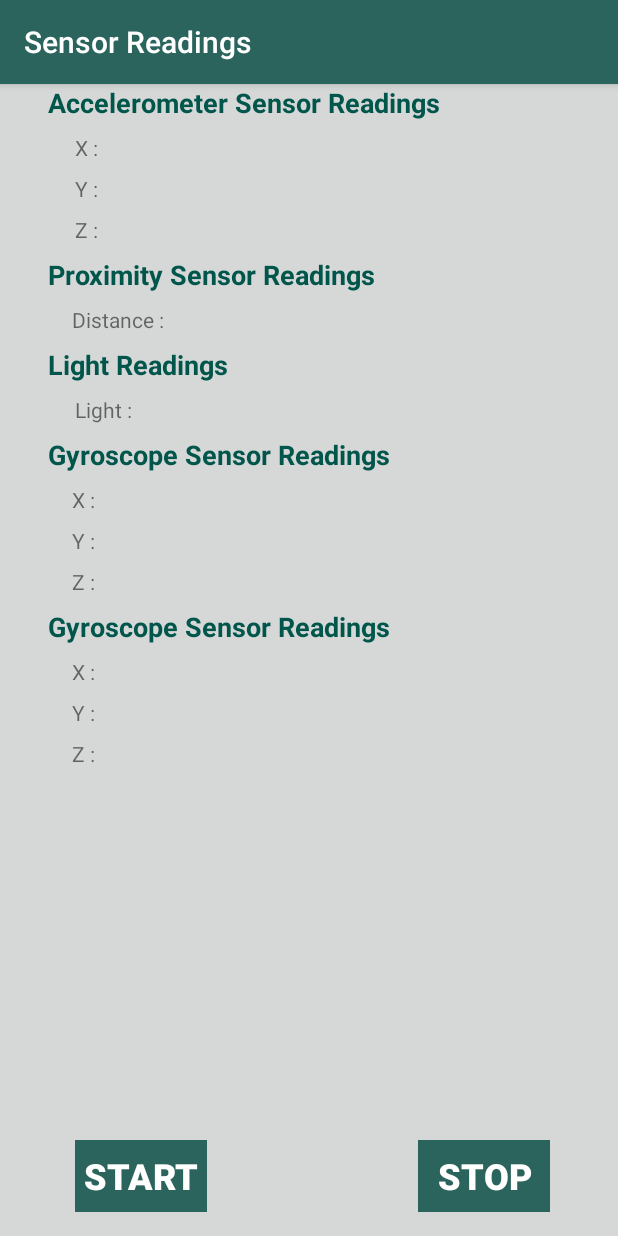
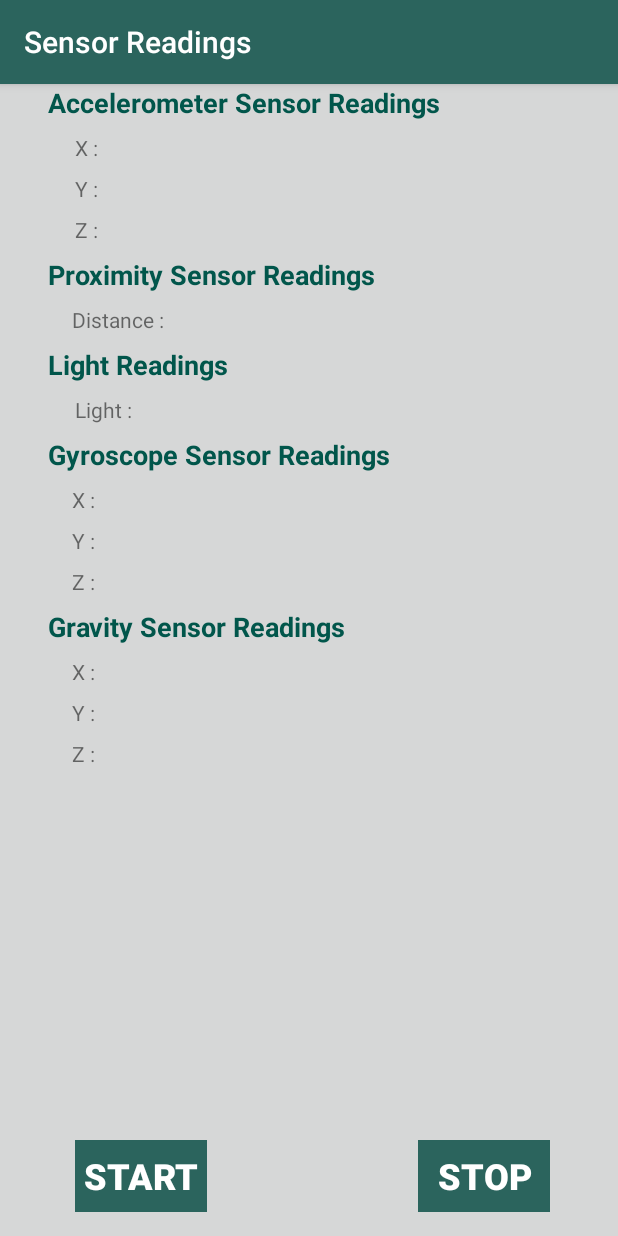
Before and after one commit to TharinduWathukara/android-sensors-readings, an Android app: the screen it shows after launch (MainActivity), on a phone screen of 412 x 824 dp. Run offline under Robolectric (Android 15) with nearby library versions, the phone set to English and light mode, and no system bars.

Commit message:
second commit name change bug fix

```diff
--- a/app/src/main/java/com/example/sensors/MainActivity.java
+++ b/app/src/main/java/com/example/sensors/MainActivity.java
@@ -80,7 +80,8 @@ public class MainActivity extends AppCompatActivity implements SensorEventListen
             gyroX.setText(""+event.values[0]);
             gyroY.setText(""+event.values[1]);
             gyroZ.setText(""+event.values[2]);
-        }else if( event.sensor.getType() == Sensor.TYPE_GRAVITY){
+        }
+        else if( event.sensor.getType() == Sensor.TYPE_GRAVITY){
             gravityX.setText(""+event.values[0]);
             gravityY.setText(""+event.values[1]);
             gravityZ.setText(""+event.values[2]);
--- a/app/src/main/res/layout/activity_main.xml
+++ b/app/src/main/res/layout/activity_main.xml
@@ -81,7 +81,7 @@
         android:layout_marginStart="32dp"
         android:layout_marginLeft="32dp"
         android:layout_marginTop="8dp"
-        android:text="@string/gyro"
+        android:text="@string/gravity"
         android:textColor="@color/colorPrimaryDark"
         android:textSize="18sp"
         android:textStyle="bold"
```
